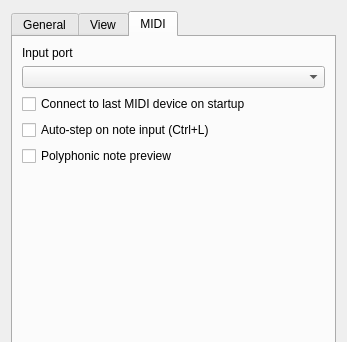
Qt form src/editor/SettingsDialog.ui (yuxshao/ptcollab) before a commit; both pictures show x 0 to 347 and y 0 to 342 of the 347 by 505 pixel window.
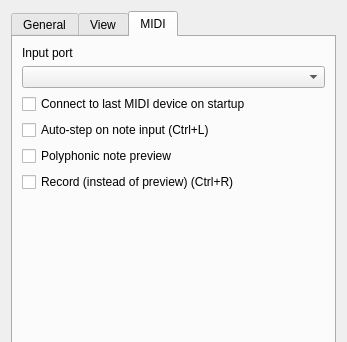
The same form after that commit. The open tabs and pages were chosen to show the change.

Commit message: record midi checkbox

Patch:
```diff
--- a/src/editor/SettingsDialog.ui
+++ b/src/editor/SettingsDialog.ui
@@ -299,6 +299,13 @@
          </property>
         </widget>
        </item>
+       <item>
+        <widget class="QCheckBox" name="recordMidiCheck">
+         <property name="text">
+          <string>Record (instead of preview) (Ctrl+R)</string>
+         </property>
+        </widget>
+       </item>
        <item>
         <spacer name="verticalSpacer">
          <property name="orientation">
```
The commit also changes 2 other files.
